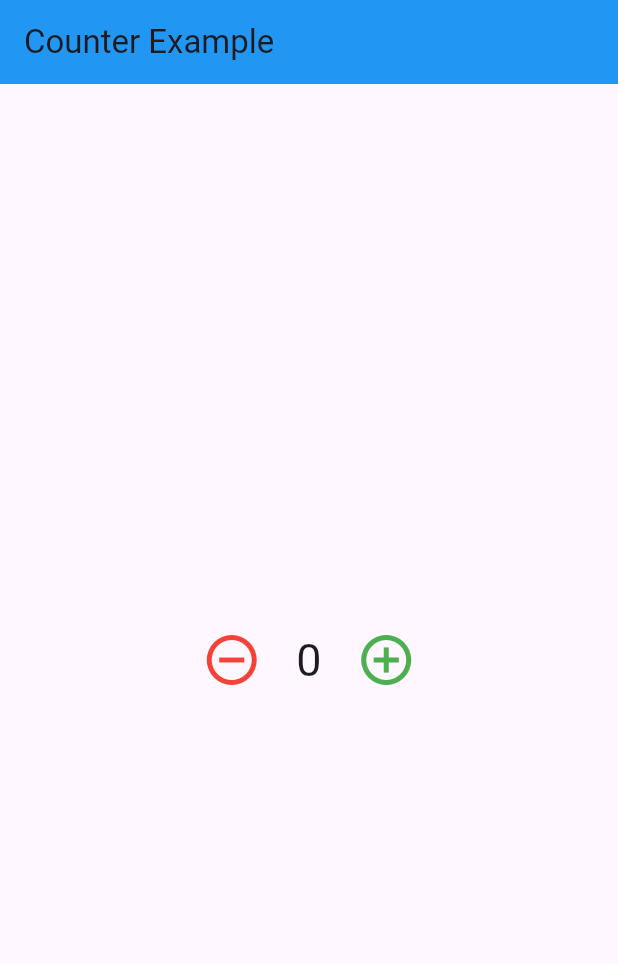
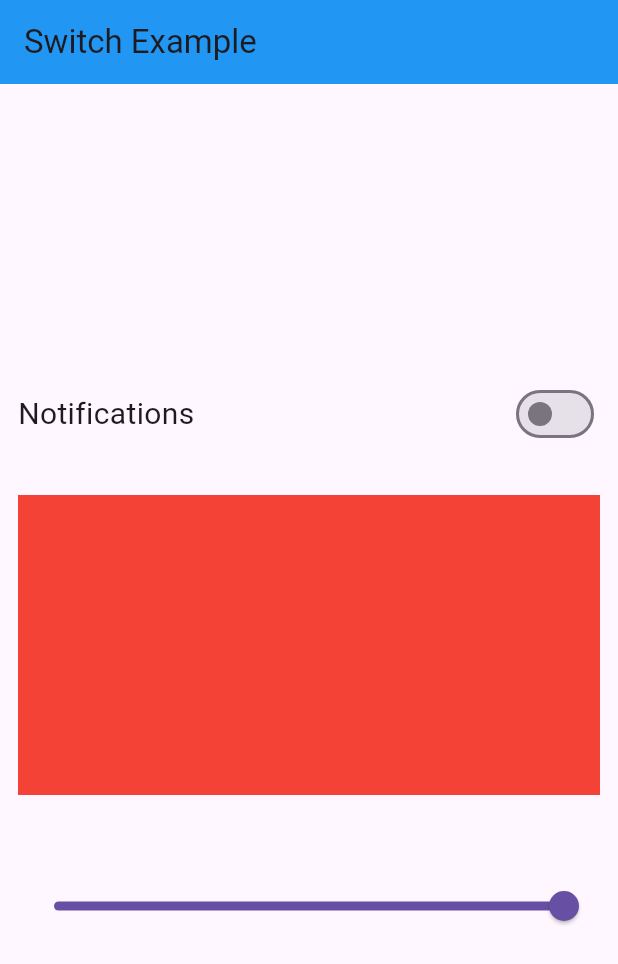
Before and after one commit to koptodev012/bloc---Tasks, a Flutter app: the screen it shows after launch, on a phone screen of 412 x 824 dp. Shown: the top 964 px of the screen. Run offline on Flutter 3.47's test engine with Material 3 defaults, Android fonts, the phone set to English and light mode, and no system bars; our stand-ins replace bloc, equatable, flutter_bloc.

Commit message:
Switch Example

```diff
--- /dev/null
+++ b/lib/bloc/switch/switch_bloc.dart
@@ -0,0 +1,23 @@
+import 'package:bloc/bloc.dart';
+import 'package:equatable/equatable.dart';
+
+part 'switch_event.dart';
+part 'switch_state.dart';
+
+class SwitchBloc extends Bloc<SwitchEvent, SwitchState> {
+  SwitchBloc() : super(SwitchState()) {
+    on<EnableOrDisableNotificationEvent>(_enableOrDisableNotification);
+    on<SliderEvent>(_slider);
+  }
+
+  // Switch Function
+  void _enableOrDisableNotification(
+      EnableOrDisableNotificationEvent event, Emitter<SwitchState> emit) {
+    emit(state.copyWith(tempSwitch: !state.isSwitch));
+  }
+
+  // Slider Function
+  void _slider(SliderEvent event, Emitter<SwitchState> emit) {
+    emit(state.copyWith(tempSlider: event.value));
+  }
+}
--- /dev/null
+++ b/lib/bloc/switch/switch_event.dart
@@ -0,0 +1,18 @@
+part of 'switch_bloc.dart';
+
+sealed class SwitchEvent extends Equatable {
+  const SwitchEvent();
+
+  @override
+  List<Object> get props => [];
+}
+
+class EnableOrDisableNotificationEvent extends SwitchEvent {}
+
+class SliderEvent extends SwitchEvent {
+  double value;
+
+  SliderEvent({required this.value});
+  @override
+  List<Object> get props => [value];
+}
--- /dev/null
+++ b/lib/bloc/switch/switch_state.dart
@@ -0,0 +1,17 @@
+part of 'switch_bloc.dart';
+
+class SwitchState extends Equatable {
+  bool isSwitch;
+  double sliderValue;
+
+  SwitchState({this.isSwitch = false, this.sliderValue = 1.0});
+
+  SwitchState copyWith({bool? tempSwitch, double? tempSlider}) {
+    return SwitchState(
+        isSwitch: tempSwitch ?? isSwitch,
+        sliderValue: tempSlider ?? sliderValue);
+  }
+
+  @override
+  List<Object> get props => [isSwitch,sliderValue];
+}
--- a/lib/main.dart
+++ b/lib/main.dart
@@ -1,5 +1,6 @@
 import 'package:bloc_tasks/bloc/counter/counter_bloc.dart';
-import 'package:bloc_tasks/views/counterExample_screen.dart';
+import 'package:bloc_tasks/bloc/switch/switch_bloc.dart';
+import 'package:bloc_tasks/views/switchExample_screen.dart';
 import 'package:flutter/material.dart';
 import 'package:flutter_bloc/flutter_bloc.dart';
 
@@ -12,12 +13,19 @@ class MyApp extends StatelessWidget {
 
   @override
   Widget build(BuildContext context) {
-    return BlocProvider(
-      create: (context) => CounterBloc(),
-      child: MaterialApp(
+    return MultiBlocProvider(
+      providers: [
+        BlocProvider(
+          create: (context) => CounterBloc(), // Bloc 1
+        ),
+        BlocProvider(
+          create: (context) => SwitchBloc(), // Bloc 2
+        ),
+      ],
+      child: const MaterialApp(
         debugShowCheckedModeBanner: false,
         title: 'Bloc - Tasks',
-        home: CounterExampleScreen(),
+        home: SwitchExampleScreen(),
       ),
     );
   }
--- /dev/null
+++ b/lib/views/switchExample_screen.dart
@@ -0,0 +1,79 @@
+import 'package:bloc_tasks/bloc/switch/switch_bloc.dart';
+import 'package:flutter/material.dart';
+import 'package:flutter_bloc/flutter_bloc.dart';
+
+class SwitchExampleScreen extends StatefulWidget {
+  const SwitchExampleScreen({super.key});
+
+  @override
+  State<SwitchExampleScreen> createState() => _SwitchExampleScreenState();
+}
+
+class _SwitchExampleScreenState extends State<SwitchExampleScreen> {
+  @override
+  Widget build(BuildContext context) {
+    return Scaffold(
+      appBar: AppBar(
+        title: Text("Switch Example"),
+        backgroundColor: Colors.blue,
+      ),
+      body: Padding(
+        padding: const EdgeInsets.all(12.0),
+        child: Column(
+          mainAxisAlignment: MainAxisAlignment.center,
+          children: [
+            Row(
+              mainAxisAlignment: MainAxisAlignment.spaceBetween,
+              children: [
+                Text(
+                  "Notifications",
+                  style: TextStyle(fontSize: 20),
+                ),
+                BlocBuilder<SwitchBloc, SwitchState>(
+                  buildWhen: (previous, current) =>
+                      previous.isSwitch != current.isSwitch,
+                  builder: (context, state) {
+                    return Switch(
+                        value: state.isSwitch,
+                        onChanged: (val) {
+                          context
+                              .read<SwitchBloc>()
+                              .add(EnableOrDisableNotificationEvent());
+                          print("Switch..");
+                        });
+                  },
+                )
+              ],
+            ),
+            SizedBox(
+              height: 30,
+            ),
+            BlocBuilder<SwitchBloc, SwitchState>(
+              builder: (context, state) {
+                return Container(
+                  height: 200,
+                  color: Colors.red.withOpacity(state.sliderValue),
+                );
+              },
+            ),
+            SizedBox(
+              height: 50,
+            ),
+            BlocBuilder<SwitchBloc, SwitchState>(
+              buildWhen: (previous, current) =>
+                  previous.sliderValue != current.sliderValue,
+              builder: (context, state) {
+                return Slider(
+                    value: state.sliderValue,
+                    onChanged: (val) {
+                      context.read<SwitchBloc>().add(SliderEvent(value: val));
+                      print("Slider..");
+                    });
+              },
+            )
+          ],
+        ),
+      ),
+    );
+  }
+}
```
